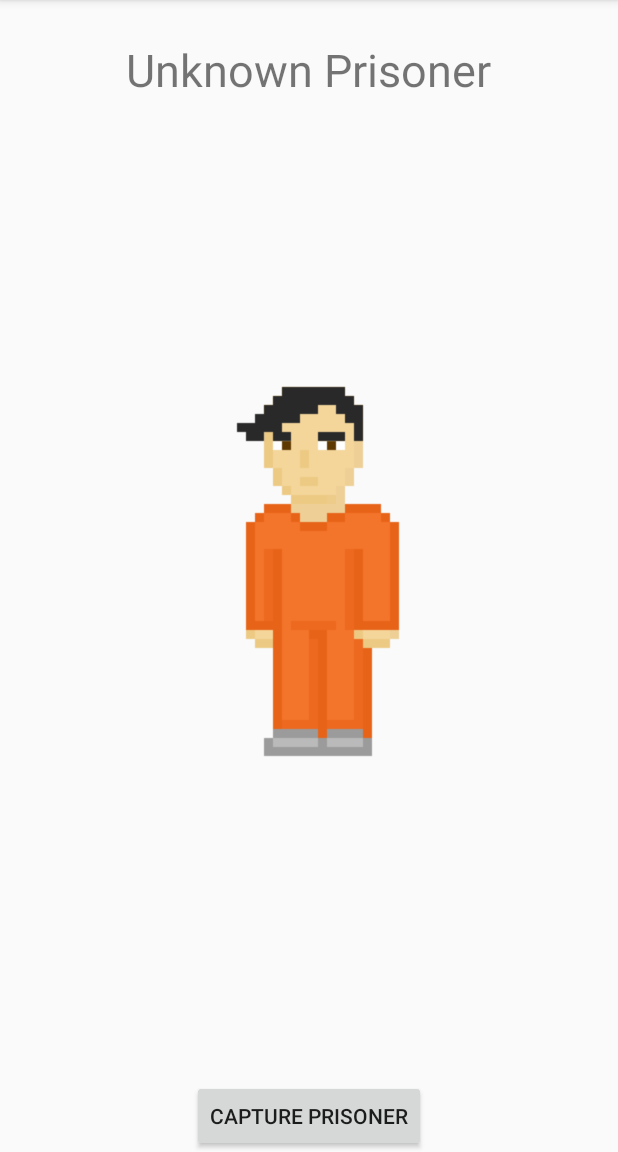
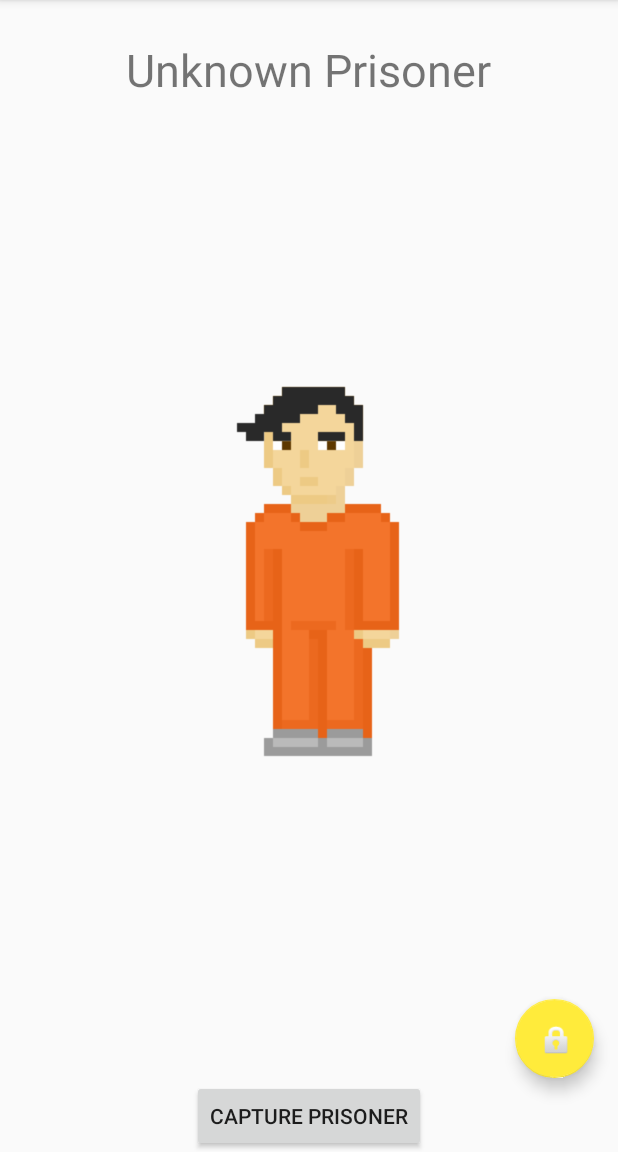
Before and after one commit to dannylui91/CatchEmAll, an Android app: the PrisonerEncounter screen opened directly, with no data from a screen before it, on a phone screen of 412 x 824 dp, the part 84-1236 px from its top. Run offline under Robolectric (Android 15) with nearby library versions, the phone set to English and light mode, and no system bars; libraries missing offline, so code that uses them is left out: nl.qbusict.cupboard; 6 statements that could not run were skipped.

Commit message:
replaced capture button with floating action button

```diff
--- a/app/build.gradle
+++ b/app/build.gradle
@@ -20,18 +20,16 @@ android {
 }
 
 dependencies {
-    compile fileTree(dir: 'libs', include: ['*.jar'])
+    compile fileTree(include: ['*.jar'], dir: 'libs')
     androidTestCompile('com.android.support.test.espresso:espresso-core:2.2.2', {
         exclude group: 'com.android.support', module: 'support-annotations'
     })
     testCompile 'junit:junit:4.12'
-
     compile 'com.android.support:appcompat-v7:25.0.1'
     compile 'com.android.support:recyclerview-v7:25.0.1'
-
     compile 'com.facebook.stetho:stetho:1.4.1'
     compile 'nl.qbusict:cupboard:2.1.4'
-
     compile 'com.squareup.retrofit2:retrofit:2.1.0'
     compile 'com.squareup.retrofit2:converter-gson:2.1.0'
+    compile 'com.android.support:design:25.1.0'
 }
--- a/app/src/main/java/nyc/c4q/jonathancolon/catchemall/PrisonerEncounter.java
+++ b/app/src/main/java/nyc/c4q/jonathancolon/catchemall/PrisonerEncounter.java
@@ -3,6 +3,7 @@ package nyc.c4q.jonathancolon.catchemall;
 import android.content.Intent;
 import android.database.sqlite.SQLiteDatabase;
 import android.os.Bundle;
+import android.support.design.widget.FloatingActionButton;
 import android.support.v7.app.AppCompatActivity;
 import android.view.View;
 import android.widget.Button;
@@ -23,7 +24,7 @@ public class PrisonerEncounter extends AppCompatActivity {
     private ImageView accessoryLayer;
     private ImageView beardLayer;
     private Button createPrisonerButton;
-
+    private FloatingActionButton capturePrisonerButton;
     private static SQLiteDatabase db;
     private TextView nameLayer;
 
@@ -42,7 +43,7 @@ public class PrisonerEncounter extends AppCompatActivity {
         nameLayer.setText(prisoner.getFirstName() + " " + prisoner.getLastName());
 
 
-        createPrisonerButton.setOnClickListener(new View.OnClickListener() {
+        capturePrisonerButton.setOnClickListener(new View.OnClickListener() {
             @Override
             public void onClick(View view) {
                 CellBlock.onPrisonerCapture(prisoner);
@@ -58,6 +59,7 @@ public class PrisonerEncounter extends AppCompatActivity {
     private void initViews() {
         createPrisonerButton = (Button) findViewById(R.id.prisoner_button);
         nameLayer = (TextView)findViewById(R.id.prisoner_name);
+        capturePrisonerButton = (FloatingActionButton) findViewById(R.id.fab_capture_prisoner);
     }
 
 }
--- a/app/src/main/res/layout/activity_prisoner_encounter.xml
+++ b/app/src/main/res/layout/activity_prisoner_encounter.xml
@@ -1,5 +1,6 @@
 <?xml version="1.0" encoding="utf-8"?>
 <FrameLayout xmlns:android="http://schemas.android.com/apk/res/android"
+    xmlns:app="http://schemas.android.com/apk/res-auto"
     xmlns:tools="http://schemas.android.com/tools"
     android:id="@+id/activity_prison_encounter"
     android:layout_width="match_parent"
@@ -96,7 +97,20 @@
                 android:layout_alignParentTop="true"
                 android:layout_centerHorizontal="true" />
 
+            <android.support.design.widget.FloatingActionButton
+                android:id="@+id/fab_capture_prisoner"
+                android:layout_gravity="bottom|end"
+                android:src="@android:drawable/ic_lock_idle_lock"
+                android:layout_marginLeft="@dimen/fab_margin"
+                android:layout_marginRight="@dimen/fab_margin"
+                android:layout_marginBottom="49dp"
+                android:layout_alignParentBottom="true"
+                android:layout_toEndOf="@+id/prisoner_name"
+                android:layout_width="wrap_content"
+                android:layout_height="wrap_content" />
+
         </RelativeLayout>
+
         <!--  Place the objects you want on the top here -->
 
     </RelativeLayout>
--- a/app/src/main/res/values/dimens.xml
+++ b/app/src/main/res/values/dimens.xml
@@ -2,4 +2,5 @@
     <!-- Default screen margins, per the Android Design guidelines. -->
     <dimen name="activity_horizontal_margin">16dp</dimen>
     <dimen name="activity_vertical_margin">16dp</dimen>
+    <dimen name="fab_margin">16dp</dimen>
 </resources>
```
